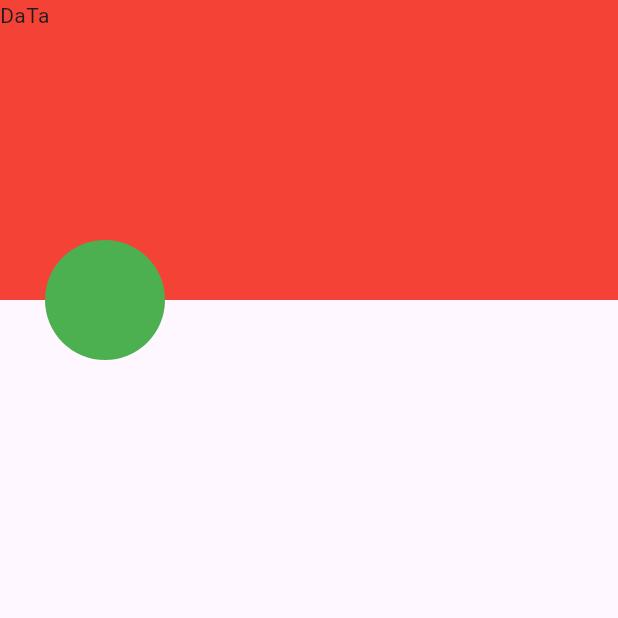
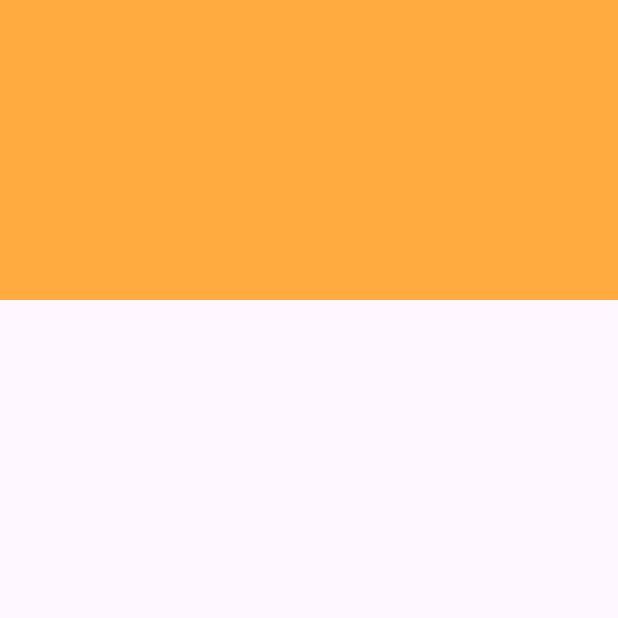
Before and after one commit to RaFiuL-RaZu/app_create2, a Flutter app: the screen it shows after launch, on a phone screen of 412 x 824 dp, the top half of it. Run offline on Flutter 3.47's test engine with Material 3 defaults, Android fonts, the phone set to English and light mode, and no system bars.

Commit message:
grid commit

```diff
--- a/lib/main.dart
+++ b/lib/main.dart
@@ -29,22 +29,13 @@ class HomeScren extends StatelessWidget{
 
 
     return Scaffold(
-      body:Stack(
-        clipBehavior: Clip.none,
+      body:Column(
         children: [
           Container(
             height: 200,
-              width:double.infinity,
-              color: Colors.red,
-              child: Text("DaTa"),
+            width: double.infinity,
+            color: Colors.orangeAccent,
           ),
-            Positioned(
-              bottom: -40,
-                left: 30,
-                child:CircleAvatar(
-                  radius: 40,
-                  backgroundColor: Colors.green,
-                )),
         ],
       ),
     );
```
Lines whose indentation alone changed are shown as unchanged.
